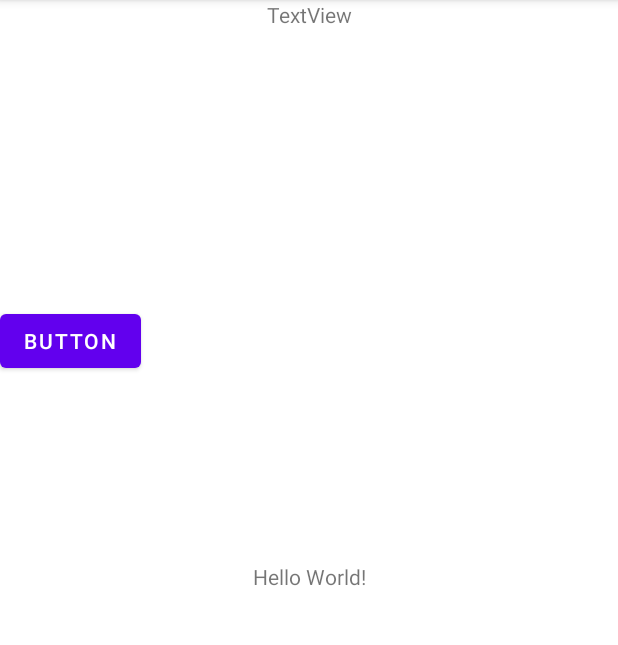
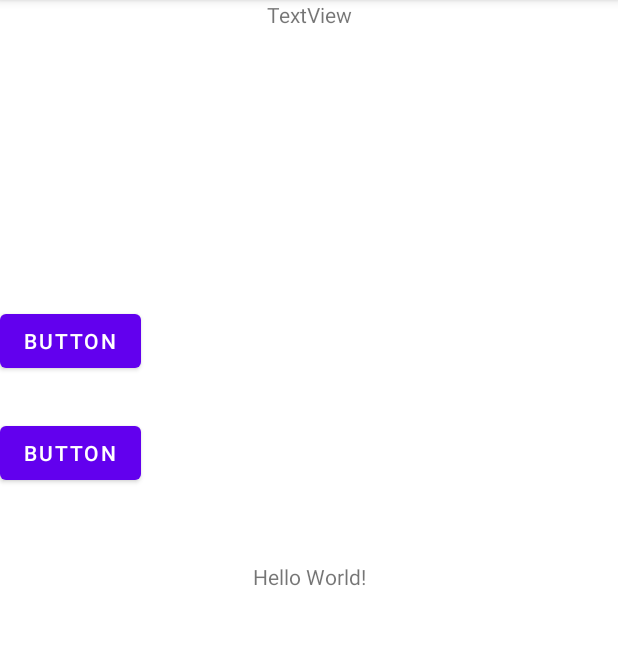
Before and after one commit to dannynex/learningGit, an Android app: the screen it shows after launch (MainActivity), on a phone screen of 412 x 824 dp, the part 84-729 px from its top. Run offline under Robolectric (Android 15) with nearby library versions, the phone set to English and light mode, and no system bars.

Commit message:
and another

```diff
--- a/app/src/main/res/layout/activity_main.xml
+++ b/app/src/main/res/layout/activity_main.xml
@@ -36,4 +36,15 @@
         app:layout_constraintVertical_bias="0.51"
         tools:layout_editor_absoluteX="168dp" />
 
+    <Button
+        android:id="@+id/button2"
+        android:layout_width="wrap_content"
+        android:layout_height="wrap_content"
+        android:layout_marginTop="56dp"
+        android:text="Button"
+        app:layout_constraintBottom_toTopOf="@+id/textView2"
+        app:layout_constraintTop_toBottomOf="@+id/textView"
+        app:layout_constraintVertical_bias="0.806"
+        tools:layout_editor_absoluteX="168dp" />
+
 </androidx.constraintlayout.widget.ConstraintLayout>
```
